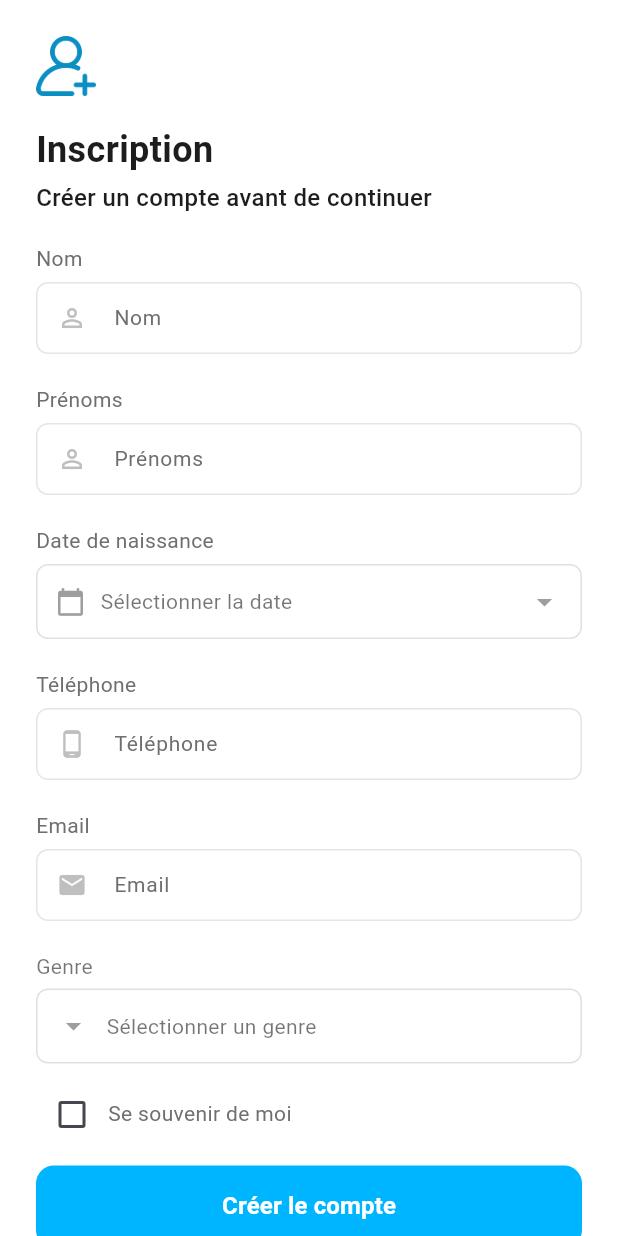
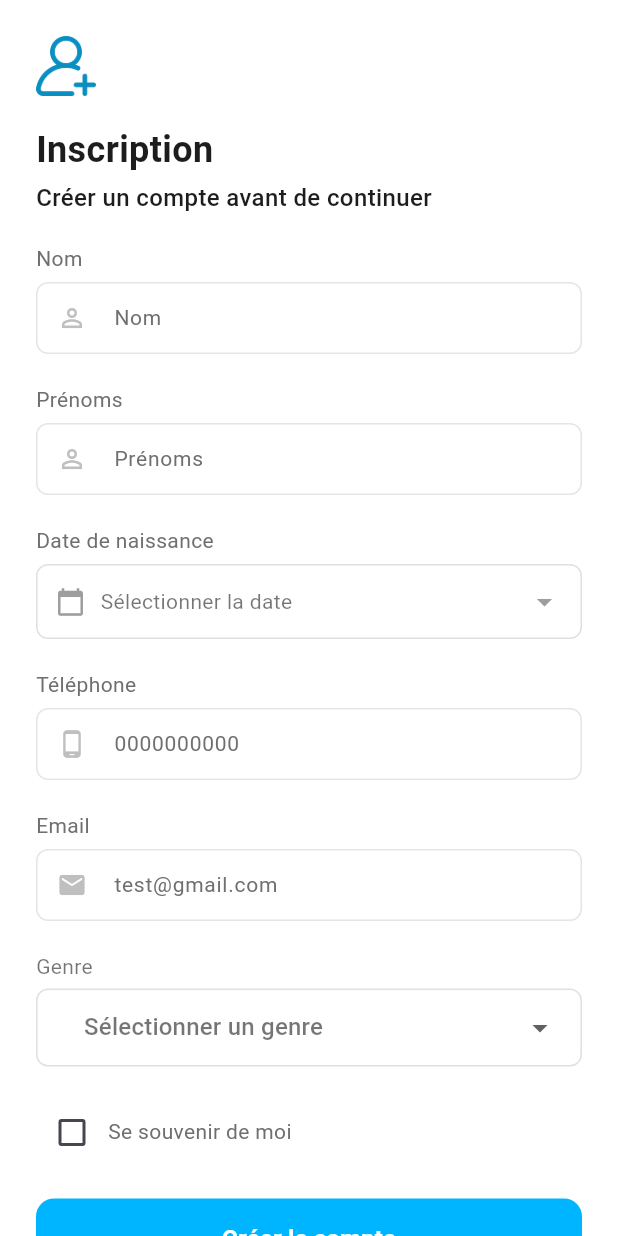
Before and after one commit to didierboka/opicare, a Flutter app: the RegisterPage screen opened by its route, on a phone screen of 412 x 824 dp. Run offline on Flutter 3.47's test engine with Material 3 defaults, Android fonts, the phone set to English and light mode, and no system bars; our stand-ins replace dropdown_button2, equatable, flutter_bloc, go_router, lottie, shared_preferences; accounts and stored records are empty.

Commit message:
fin gestion auth registration

```diff
--- a/lib/core/router/app_router.dart
+++ b/lib/core/router/app_router.dart
@@ -2,7 +2,8 @@ import 'package:flutter_bloc/flutter_bloc.dart';
 import 'package:go_router/go_router.dart';
 import 'package:opicare/core/network/api_service.dart';
 import 'package:opicare/features/auth/data/repositories/auth_repository.dart';
-import 'package:opicare/features/auth/presentation/bloc/login_bloc.dart';
+import 'package:opicare/features/auth/presentation/bloc/login/login_bloc.dart';
+import 'package:opicare/features/auth/presentation/bloc/register/register_bloc.dart';
 import 'package:opicare/features/auth/presentation/pages/login_page.dart';
 import 'package:opicare/features/auth/presentation/pages/register_page.dart';
 import 'package:opicare/features/change_password/presentation/pages/change_password_screen.dart';
@@ -42,7 +43,12 @@ final appRouter = GoRouter(
     ),
     GoRoute(
       path: RegisterPage.path,
-      builder: (context, state) => RegisterPage(),
+      builder: (context, state) => BlocProvider(
+        create: (_) => RegisterBloc(
+          authRepository: authRepository,
+        ),
+        child: const RegisterPage(),
+      ),
     ),
     GoRoute(
       path: HomeScreen.path,
--- a/lib/core/widgets/form_widgets/custom_date_picker_field.dart
+++ b/lib/core/widgets/form_widgets/custom_date_picker_field.dart
@@ -3,7 +3,7 @@ import 'package:opicare/core/widgets/form_widgets/custom_input_label.dart';
 
 class CustomDatePickerField extends StatelessWidget {
   final String label;
-  final String? selectedDate;
+  final String? selectedDate; // format attendu ici : yyyy-MM-dd
   final ValueChanged<String> onDateSelected;
 
   const CustomDatePickerField({
@@ -21,13 +21,21 @@ class CustomDatePickerField extends StatelessWidget {
       lastDate: DateTime.now(),
     );
     if (picked != null) {
-      final formattedDate = "${picked.day}/${picked.month}/${picked.year}";
-      onDateSelected(formattedDate);
+      final formattedBackend = "${picked.year.toString().padLeft(4, '0')}-${picked.month.toString().padLeft(2, '0')}-${picked.day.toString().padLeft(2, '0')}";
+      onDateSelected(formattedBackend);
     }
   }
 
   @override
   Widget build(BuildContext context) {
+    String displayDate = 'Sélectionner la date';
+    if (selectedDate != null) {
+      final parts = selectedDate!.split('-');
+      if (parts.length == 3) {
+        displayDate = "${parts[2].padLeft(2, '0')}/${parts[1].padLeft(2, '0')}/${parts[0]}";
+      }
+    }
+
     return Column(
       crossAxisAlignment: CrossAxisAlignment.start,
       children: [
@@ -48,7 +56,7 @@ class CustomDatePickerField extends StatelessWidget {
                 const SizedBox(width: 10),
                 Expanded(
                   child: Text(
-                    selectedDate ?? 'Sélectionner la date',
+                    displayDate,
                     style: const TextStyle(color: Colors.black54),
                   ),
                 ),
--- a/lib/core/widgets/form_widgets/custom_select_field.dart
+++ b/lib/core/widgets/form_widgets/custom_select_field.dart
@@ -1,11 +1,13 @@
 import 'package:flutter/material.dart';
+import 'package:dropdown_button2/dropdown_button2.dart';
 
 class CustomSelectField extends StatelessWidget {
   final String label;
   final String? selectedValue;
   final String hint;
-  final List<String> options;
+  final List<Map<String, String>> options;
   final ValueChanged<String> onSelected;
+  final bool defaultValidator;
 
   const CustomSelectField({
     super.key,
@@ -14,60 +16,45 @@ class CustomSelectField extends StatelessWidget {
     required this.hint,
     required this.options,
     required this.onSelected,
+    this.defaultValidator = false,
   });
-
-  void _openSelection(BuildContext context) {
-    showModalBottomSheet(
-      context: context,
-      builder: (context) {
-        return SafeArea(
-          child: Column(
-            mainAxisSize: MainAxisSize.min,
-            children: options
-                .map((option) => ListTile(
-              title: Text(option),
-              onTap: () {
-                Navigator.of(context).pop();
-                onSelected(option);
-              },
-            ))
-                .toList(),
-          ),
-        );
-      },
-    );
-  }
 
   @override
   Widget build(BuildContext context) {
+    final bool hasError = defaultValidator && (selectedValue == null || selectedValue!.isEmpty);
+
     return Column(
       crossAxisAlignment: CrossAxisAlignment.start,
       children: [
         Text(label, style: const TextStyle(fontSize: 14, color: Colors.black54)),
         const SizedBox(height: 5),
-        GestureDetector(
-          onTap: () => _openSelection(context),
-          child: Container(
-            padding: const EdgeInsets.symmetric(horizontal: 12),
-            height: 50,
-            decoration: BoxDecoration(
-              color: Colors.white,
-              border: Border.all(color: const Color(0xFFE0E0E0)),
+        DropdownButtonFormField2<String>(
+          isExpanded: true,
+          value: selectedValue,
+          decoration: InputDecoration(
+            contentPadding: const EdgeInsets.symmetric(horizontal: 12, vertical: 14),
+            border: OutlineInputBorder(
               borderRadius: BorderRadius.circular(8),
+              borderSide: BorderSide(color: hasError ? Colors.red : const Color(0xFFE0E0E0)),
             ),
-            child: Row(
-              children: [
-                const Icon(Icons.arrow_drop_down, color: Colors.grey),
-                const SizedBox(width: 10),
-                Expanded(
-                  child: Text(
-                    selectedValue ?? hint,
-                    style: const TextStyle(color: Colors.black54),
-                  ),
-                ),
-              ],
+            enabledBorder: OutlineInputBorder(
+              borderRadius: BorderRadius.circular(8),
+              borderSide: BorderSide(color: hasError ? Colors.red : const Color(0xFFE0E0E0)),
             ),
           ),
+          hint: Text(hint, style: TextStyle(color: hasError ? Colors.red : Colors.black54)),
+          items: options.map((opt) {
+            return DropdownMenuItem<String>(
+              value: opt['valeur'],
+              child: Text(opt['libelle'] ?? ''),
+            );
+          }).toList(),
+          validator: defaultValidator
+              ? (value) => (value == null || value.isEmpty) ? 'Ce champ est requis' : null
+              : null,
+          onChanged: (val) {
+            if (val != null) onSelected(val);
+          },
         ),
       ],
     );
--- a/lib/features/auth/presentation/bloc/login_bloc.dart
+++ b/lib/features/auth/presentation/bloc/login/login_bloc.dart
@@ -1,8 +1,7 @@
 import 'package:equatable/equatable.dart';
 import 'package:flutter_bloc/flutter_bloc.dart';
 import 'package:opicare/features/user/data/models/user_model.dart';
-import '../../data/repositories/auth_repository.dart'; // à créer
-import '../../data/models/auth_response.dart';        // à créer
+import '../../../data/repositories/auth_repository.dart'; // à créer
 
 part 'login_event.dart';
 part 'login_state.dart';
--- /dev/null
+++ b/lib/features/auth/presentation/bloc/register/register_event.dart
@@ -0,0 +1,33 @@
+part of 'register_bloc.dart';
+
+abstract class RegisterEvent extends Equatable {
+  const RegisterEvent();
+}
+
+class RegisterSubmitted extends RegisterEvent {
+  final String nom;
+  final String prenoms;
+  final String dateNaissance;
+  final String telephone;
+  final String email;
+  final String genre;
+
+  const RegisterSubmitted({
+    required this.nom,
+    required this.prenoms,
+    required this.dateNaissance,
+    required this.telephone,
+    required this.email,
+    required this.genre,
+  });
+
+  @override
+  List<Object> get props => [
+    nom,
+    prenoms,
+    dateNaissance,
+    telephone,
+    email,
+    genre,
+  ];
+}
--- /dev/null
+++ b/lib/features/auth/presentation/bloc/register/register_state.dart
@@ -0,0 +1,31 @@
+part of 'register_bloc.dart';
+
+
+abstract class RegisterState extends Equatable {
+  const RegisterState();
+
+  @override
+  List<Object> get props => [];
+}
+
+class RegisterInitial extends RegisterState {}
+
+class RegisterLoading extends RegisterState {}
+
+class RegisterSuccess extends RegisterState {
+  final String message;
+
+  const RegisterSuccess({required this.message});
+
+  @override
+  List<Object> get props => [message];
+}
+
+class RegisterFailure extends RegisterState {
+  final String message;
+
+  const RegisterFailure(this.message);
+
+  @override
+  List<Object> get props => [message];
+}
--- a/lib/features/auth/presentation/widgets/login_form.dart
+++ b/lib/features/auth/presentation/widgets/login_form.dart
@@ -6,7 +6,7 @@ import 'package:opicare/core/helpers/ui_helpers.dart';
 import 'package:opicare/core/widgets/form_widgets/custom_button.dart';
 import 'package:opicare/core/widgets/form_widgets/custom_checkbox.dart';
 import 'package:opicare/core/widgets/form_widgets/custom_input_field.dart';
-import 'package:opicare/features/auth/presentation/bloc/login_bloc.dart';
+import 'package:opicare/features/auth/presentation/bloc/login/login_bloc.dart';
 
 class LoginForm extends StatefulWidget {
   const LoginForm({super.key});
--- a/lib/features/auth/presentation/widgets/register_form.dart
+++ b/lib/features/auth/presentation/widgets/register_form.dart
@@ -1,10 +1,16 @@
 import 'package:flutter/material.dart';
+import 'package:flutter_bloc/flutter_bloc.dart';
 import 'package:go_router/go_router.dart';
+import 'package:opicare/core/enums/app_enums.dart';
 import 'package:opicare/core/widgets/form_widgets/custom_button.dart';
 import 'package:opicare/core/widgets/form_widgets/custom_checkbox.dart';
 import 'package:opicare/core/widgets/form_widgets/custom_date_picker_field.dart';
 import 'package:opicare/core/widgets/form_widgets/custom_input_field.dart';
 import 'package:opicare/core/widgets/form_widgets/custom_select_field.dart';
+import 'package:opicare/features/auth/presentation/bloc/register/register_bloc.dart';
+import 'package:opicare/features/auth/presentation/pages/login_page.dart';
+
+import '../../../../core/helpers/ui_helpers.dart';
 
 class RegisterForm extends StatefulWidget {
   const RegisterForm({super.key});
@@ -14,71 +20,152 @@ class RegisterForm extends StatefulWidget {
 }
 
 class _RegisterFormState extends State<RegisterForm> {
+  final formKey = GlobalKey<FormState>();
   final nameController = TextEditingController();
   final surnameController = TextEditingController();
-  final birthDateController = TextEditingController();
   final phoneController = TextEditingController();
   final emailController = TextEditingController();
-  final genderController = TextEditingController();
   String? selectedDate;
   String? selectedGenre;
+  bool rememberMe = false;
+
   @override
   void dispose() {
     nameController.dispose();
     surnameController.dispose();
-    birthDateController.dispose();
     phoneController.dispose();
     emailController.dispose();
-    genderController.dispose();
     super.dispose();
+  }
+
+  bool validateMail(String email) {
+    return RegExp(
+        r'^[a-zA-Z0-9.!#$%&’*+/=?^_`{|}~-]+@[a-zA-Z0-9-]+(?:\.[a-zA-Z0-9-]+)*$'
+    ).hasMatch(email);
   }
 
   @override
   Widget build(BuildContext context) {
-    return Form(child: Column(
+    return BlocConsumer<RegisterBloc, RegisterState>(
+      listener: (context, state) {
+        showLoader(context, state is RegisterLoading);
+
+        if (state is RegisterSuccess) {
+          showSnackbar(context,
+            message: state.message,
+            type: MessageType.success,
+          );
+          context.go(LoginPage.path);
+        }
+
+        if (state is RegisterFailure) {
+          showSnackbar(context,
+            message: state.message,
+            type: MessageType.error,
+          );
+        }
+      },
+      builder: (context, state) {
+        return Form(
+          key: formKey,
+          child: Column(
             children: [
-        CustomInputField(controller: nameController,hint: 'Nom', icon: Icons.person_outline, label: 'Nom', ),
+              CustomInputField(
+                controller: nameController,
+                hint: 'Nom',
+                icon: Icons.person_outline,
+                label: 'Nom',
+              ),
               const SizedBox(height: 20),
-        CustomInputField(controller: surnameController, hint: 'Prénoms', icon: Icons.person_outline, label: 'Prénoms',),
+              CustomInputField(
+                controller: surnameController,
+                hint: 'Prénoms',
+                icon: Icons.person_outline,
+                label: 'Prénoms',
+              ),
               const SizedBox(height: 20),
-        //CustomInputField(controller: birthDateController, hint: '', icon: Icons.person_outline, label: 'Date de naissance',),
               CustomDatePickerField(
                 label: 'Date de naissance',
                 selectedDate: selectedDate,
                 onDateSelected: (date) {
-            if (!mounted) return;
-            setState(() {
-              selectedDate = date;
-            });
+                  setState(() => selectedDate = date);
                 },
               ),
               const SizedBox(height: 20),
-        CustomInputField(controller: phoneController, hint: 'Téléphone', icon: Icons.phone_android, label: 'Téléphone',),
+              CustomInputField(
+                controller: phoneController,
+                hint: '0000000000',
+                icon: Icons.phone_android,
+                label: 'Téléphone',
+                keyBoardType: TextInputType.phone,
+                validator: (value) {
+                  if (!RegExp(r'^[0-9]{10}$').hasMatch(value!)) {
+                    return 'Numéro invalide';
+                  }
+                  return null;
+                },
+              ),
               const SizedBox(height: 20),
-        CustomInputField(controller: emailController, hint: 'Email', icon: Icons.email, label: 'Email',),
+              CustomInputField(
+                controller: emailController,
+                hint: 'test@gmail.com',
+                icon: Icons.email,
+                label: 'Email',
+                keyBoardType: TextInputType.emailAddress,
+                validator: (value) {
+                  if (!validateMail(value!)) {
+                    return 'Email invalide';
+                  }
+                  return null;
+                },
+              ),
               const SizedBox(height: 20),
-        //CustomInputField(controller: genderController, hint: 'Genre', icon: Icons.people,label: 'Genre'),
               CustomSelectField(
                 label: 'Genre',
                 selectedValue: selectedGenre,
                 hint: 'Sélectionner un genre',
-          options: const ['Masculin', 'Féminin'],
+                options: [
+                  {'libelle': 'Masculin', 'valeur': 'M'},
+                  {'libelle': 'Féminin', 'valeur': 'F'},
+                ],
                 onSelected: (value) {
-            if (!mounted) return;
-            setState(() {
-              selectedGenre = value;
-            });
+                  setState(() => selectedGenre = value);
+                },
+                defaultValidator: false,
+              ),
+
+              const SizedBox(height: 20),
+              CustomCheckbox(
+                value: rememberMe,
+                onChanged: (v) {
+                  setState(() => rememberMe = v ?? false);
+                },
+                label: 'Se souvenir de moi',
+              ),
+              const SizedBox(height: 20),
+              CustomButton(
+                text: 'Créer le compte',
+                onPressed: () {
+                  if (formKey.currentState!.validate() &&
+                      selectedDate != null &&
+                      selectedGenre != null) {
+                    context.read<RegisterBloc>().add(
+                      RegisterSubmitted(
+                        nom: nameController.text,
+                        prenoms: surnameController.text,
+                        dateNaissance: selectedDate!,
+                        telephone: '+225${phoneController.text}',
+                        email: emailController.text,
+                        genre: selectedGenre!,
+                      ),
+                    );
+                  }
                 },
               ),
-        const SizedBox(height: 10),
-        CustomCheckbox(
-            value: false, onChanged: (v) {}, label: 'Se souvenir de moi'),
-        const SizedBox(height: 10),
-        CustomButton(
-          text: 'Créer le compte',
-          onPressed: () {context.go('/login');},
+            ],
           ),
-      ],
-    ));
+        );
+      },
+    );
   }
 }
--- a/lib/main.dart
+++ b/lib/main.dart
@@ -5,7 +5,7 @@ import 'package:opicare/core/network/api_service.dart';
 import 'package:opicare/core/res/styles/colours.dart';
 import 'package:opicare/core/router/app_router.dart';
 import 'package:opicare/features/auth/data/repositories/auth_repository.dart';
-import 'package:opicare/features/auth/presentation/bloc/login_bloc.dart';
+import 'package:opicare/features/auth/presentation/bloc/login/login_bloc.dart';
 import 'package:opicare/features/user/data/models/user_model.dart';
 
 void main() async {
--- a/pubspec.yaml
+++ b/pubspec.yaml
@@ -41,6 +41,7 @@ dependencies:
   http: ^1.4.0
   shared_preferences: ^2.5.3
   lottie: ^3.3.1
+  dropdown_button2: ^2.3.9
 
 dev_dependencies:
   flutter_test:
```
Also changed, not shown: lib/features/auth/data/repositories/auth_repository.dart (+58 -16 lines), lib/features/auth/presentation/bloc/register/register_bloc.dart (added, +40 -0 lines), lib/features/disponibilite_vaccins/presentation/pages/disponibilite_vaccin_screen.dart (+15 -3 lines), lib/features/hopitaux/presentation/pages/trouver_hopitaux_screen.dart (+6 -1 lines), lib/features/jours_vaccins/presentation/pages/jours_vaccin_screen.dart (+20 -3 lines), lib/features/souscribtion/presentation/pages/souscribtion_screen.dart (+6 -1 lines), lib/features/auth/presentation/bloc/login/login_event.dart (renamed from lib/features/auth/presentation/bloc/login_event.dart), lib/features/auth/presentation/bloc/login/login_state.dart (renamed from lib/features/auth/presentation/bloc/login_state.dart), pubspec.lock, 4 other files. Lines whose indentation alone changed are shown as unchanged.
